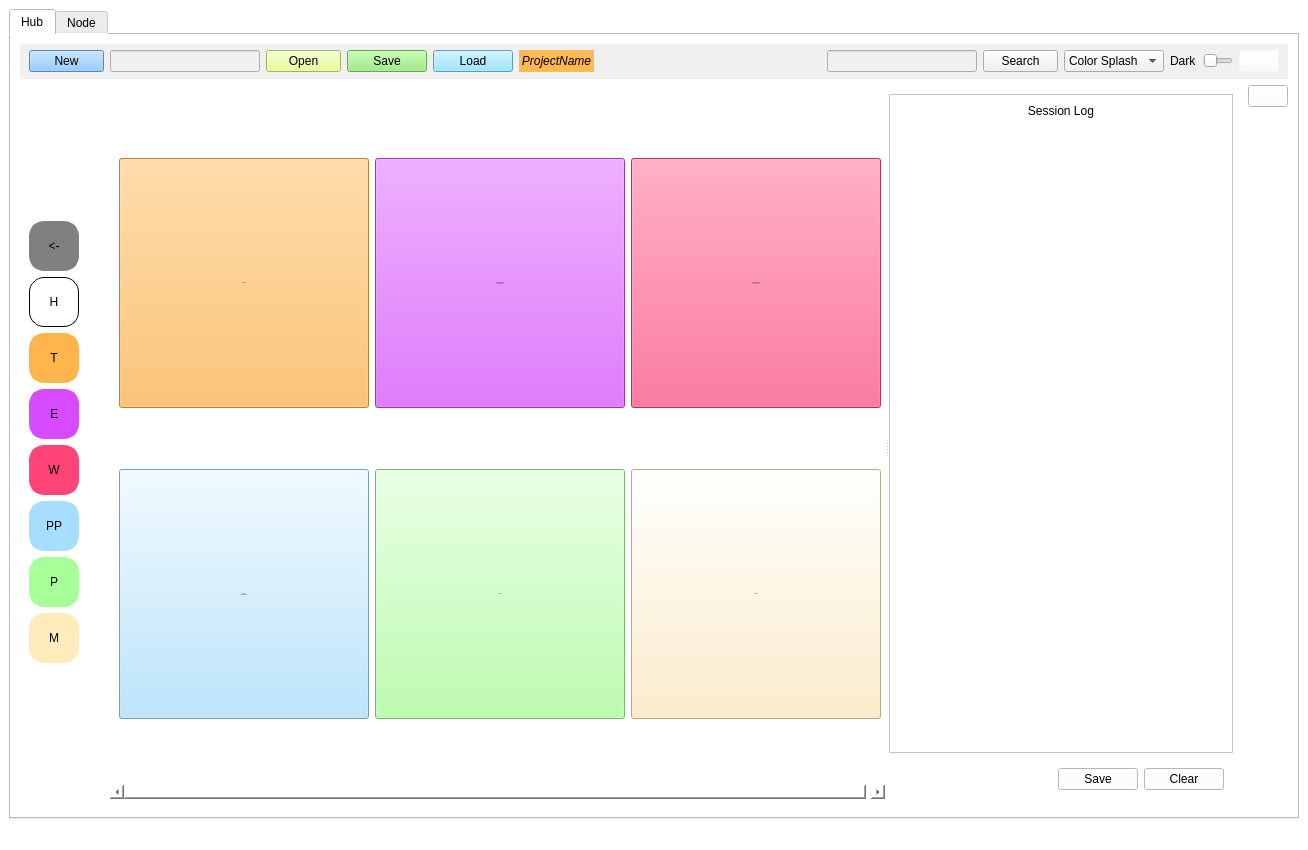
This is ui_files/main_window.ui in Dark-Elektron/CavityDesignHub as Qt 5 draws it before an edit. The edited form follows.
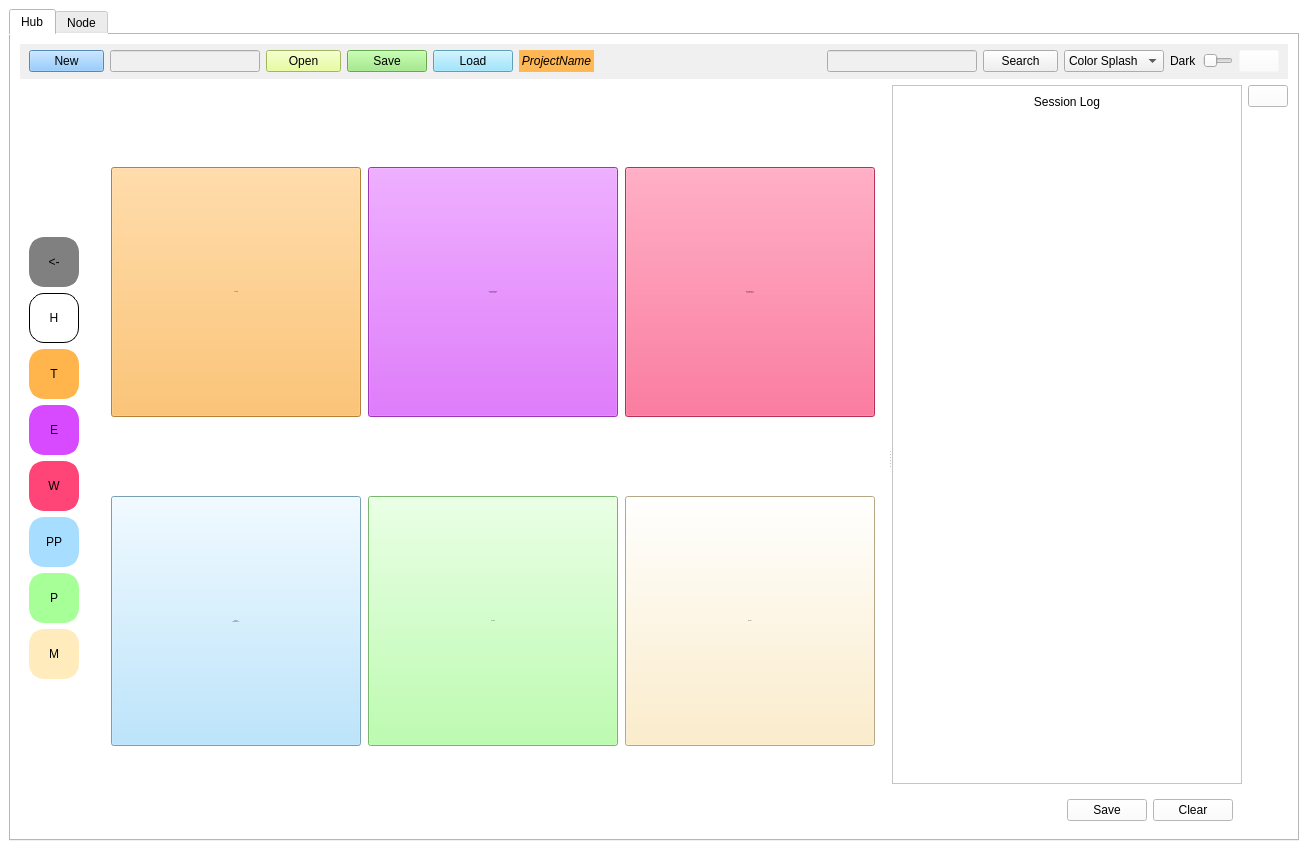
This is the edited form. Icons and pictures are not drawn.

```diff
--- a/ui_files/main_window.ui
+++ b/ui_files/main_window.ui
@@ -38,6 +38,18 @@
         <item row="1" column="1" colspan="2">
          <widget class="QWidget" name="widget" native="true">
           <layout class="QGridLayout" name="gridLayout_12">
+           <property name="leftMargin">
+            <number>0</number>
+           </property>
+           <property name="topMargin">
+            <number>0</number>
+           </property>
+           <property name="rightMargin">
+            <number>0</number>
+           </property>
+           <property name="bottomMargin">
+            <number>0</number>
+           </property>
            <item row="0" column="0">
             <widget class="QSplitter" name="splitter">
              <property name="orientation">
@@ -94,8 +106,8 @@
                       <rect>
                        <x>0</x>
                        <y>0</y>
-                       <width>849</width>
-                       <height>668</height>
+                       <width>862</width>
+                       <height>712</height>
                       </rect>
                      </property>
                      <layout class="QGridLayout" name="gridLayout_5">
@@ -299,6 +311,15 @@
              </widget>
              <widget class="QWidget" name="w_Log" native="true">
               <layout class="QGridLayout" name="gridLayout_2">
+               <property name="leftMargin">
+                <number>0</number>
+               </property>
+               <property name="rightMargin">
+                <number>0</number>
+               </property>
+               <property name="bottomMargin">
+                <number>0</number>
+               </property>
                <item row="1" column="1">
                 <widget class="QWidget" name="widget_4" native="true">
                  <layout class="QGridLayout" name="gridLayout_11">
@@ -342,8 +363,8 @@
                    <rect>
                     <x>0</x>
                     <y>0</y>
-                    <width>247</width>
-                    <height>595</height>
+                    <width>270</width>
+                    <height>648</height>
                    </rect>
                   </property>
                   <layout class="QGridLayout" name="gridLayout_3">
@@ -462,6 +483,9 @@
            <property name="topMargin">
             <number>0</number>
            </property>
+           <property name="bottomMargin">
+            <number>0</number>
+           </property>
            <item row="3" column="0">
             <widget class="QPushButton" name="pb_rTune">
              <property name="minimumSize">
@@ -999,7 +1023,6 @@
     </rect>
    </property>
   </widget>
-  <widget class="QStatusBar" name="statusbar"/>
  </widget>
  <resources>
   <include location="../qss/icons.qrc"/>
```
